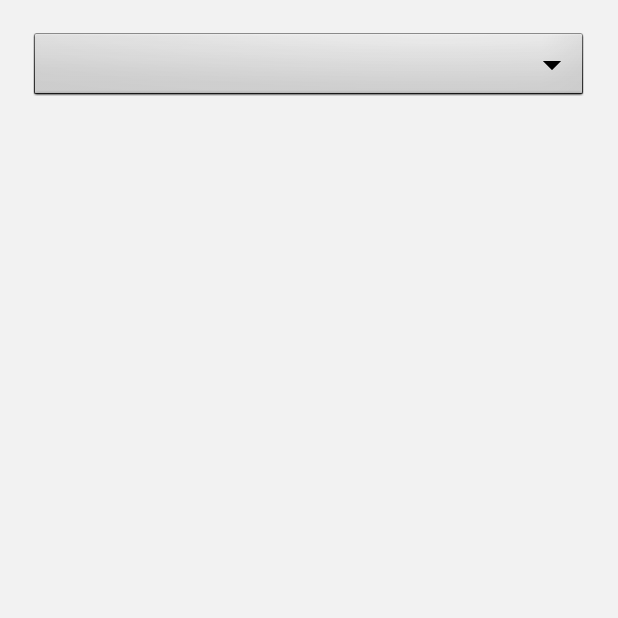
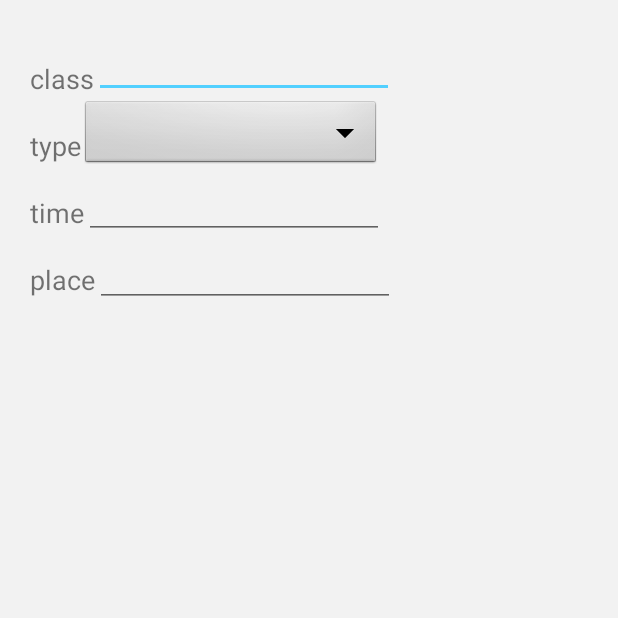
Before and after one commit to candice95/Study-Buddies, an Android app: the createApptActivity screen opened directly, with no data from a screen before it, on a phone screen of 412 x 824 dp, the top half of it. Run offline under Robolectric (Android 15) with nearby library versions, the phone set to English and light mode, and no system bars.

Commit message:
create app

```diff
--- a/app/src/main/res/layout/activity_create_appt.xml
+++ b/app/src/main/res/layout/activity_create_appt.xml
@@ -5,28 +5,78 @@
     android:padding="20dp"
     >
 
-    <Spinner
-    android:id="@+id/spinner1"
-    android:layout_width="match_parent"
-    android:layout_height="wrap_content"
-    android:text = "class"
-    android:background="@android:drawable/btn_dropdown"
-    android:spinnerMode="dropdown" />
+    <TextView
+        android:id="@+id/text_class"
+        android:layout_width="wrap_content"
+        android:layout_height="wrap_content"
+        android:layout_marginTop="20dp"
+        android:layout_marginBottom="20dp"
+        android:textSize="18sp"
+        android:text = "class"
+        />
+
+    <EditText
+        android:id="@+id/edittext_class"
+        android:layout_width="200dp"
+        android:layout_height="wrap_content"
+        android:layout_toRightOf="@+id/text_class"
+        android:singleLine="true"
+        />
+
+    <TextView
+        android:id="@+id/text_type"
+        android:layout_width="wrap_content"
+        android:layout_height="wrap_content"
+        android:text="type"
+        android:textSize="18sp"
+        android:layout_below="@+id/text_class"
+        />
 
     <Spinner
-        android:id="@+id/spinner2"
-        android:layout_width="match_parent"
+        android:id="@+id/spinner_class"
+        android:layout_width="200dp"
         android:layout_height="wrap_content"
-        android:text = "class"
+        android:layout_toRightOf="@+id/text_type"
+        android:layout_below="@+id/edittext_class"
         android:background="@android:drawable/btn_dropdown"
-        android:spinnerMode="dropdown" />
+        android:spinnerMode="dropdown"
+        />
 
-    <Spinner
-        android:id="@+id/spinner3"
-        android:layout_width="match_parent"
+    <TextView
+        android:id="@+id/text_time"
+        android:layout_width="wrap_content"
         android:layout_height="wrap_content"
-        android:text = "class"
-        android:background="@android:drawable/btn_dropdown"
-        android:spinnerMode="dropdown" />
+        android:layout_marginTop="20dp"
+        android:layout_marginBottom="20dp"
+        android:textSize="18sp"
+        android:text = "time"
+        android:layout_below="@id/text_type"
+        />
+
+    <EditText
+        android:id="@+id/edittext_time"
+        android:layout_width="200dp"
+        android:layout_height="wrap_content"
+        android:layout_toRightOf="@id/text_time"
+        android:layout_below="@+id/spinner_class"
+        android:singleLine="true"
+        />
+
+    <TextView
+        android:id="@+id/text_place"
+        android:layout_width="wrap_content"
+        android:layout_height="wrap_content"
+        android:layout_below="@+id/text_time"
+        android:textSize="18sp"
+        android:text = "place"/>
+
+    <EditText
+        android:id="@+id/edittext_place"
+        android:layout_width="200dp"
+        android:layout_height="wrap_content"
+        android:layout_toRightOf="@id/text_place"
+        android:layout_below="@id/edittext_time"
+        android:singleLine="true"
+        />
 
 </RelativeLayout>
```
